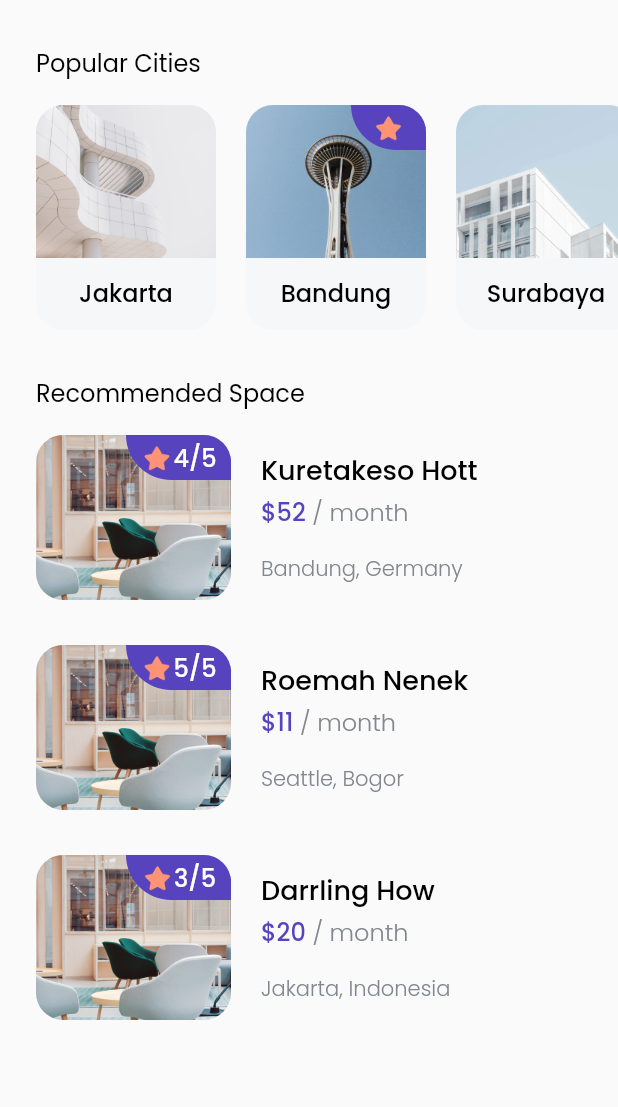
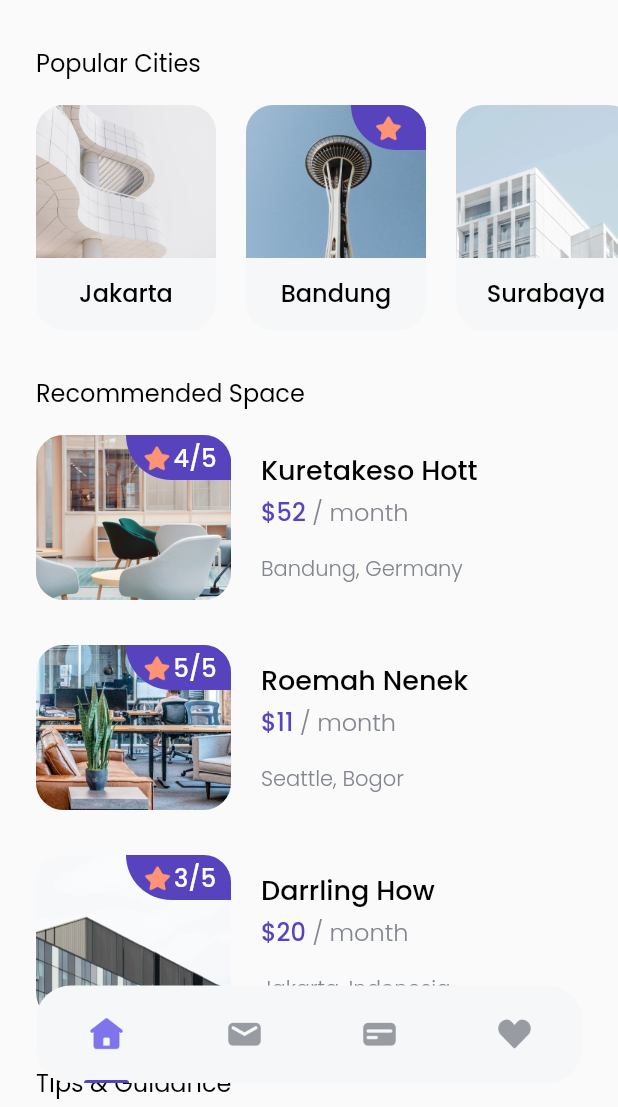
Before and after one commit to amrizal94/kelas_bwa, a Flutter app: the screen it shows after launch, after a tap on "Explore Now", on a phone screen of 412 x 824 dp, the part 129-1236 px from its top. Run offline on Flutter 3.47's test engine with Material 2 defaults, Android fonts, the phone set to English and light mode, and no system bars; our stand-ins replace google_fonts.

Commit message:
done home page

```diff
--- a/cozy/lib/models/space.dart
+++ b/cozy/lib/models/space.dart
@@ -4,6 +4,14 @@ class Space {
   int? price;
   String? location;
   String? rating;
+  String? imageUrl;
 
-  Space({this.id, this.name, this.price, this.location, this.rating});
+  Space({
+    this.id,
+    this.name,
+    this.price,
+    this.location,
+    this.rating,
+    this.imageUrl,
+  });
 }
--- /dev/null
+++ b/cozy/lib/models/tips.dart
@@ -0,0 +1,8 @@
+class Tips {
+  int? id;
+  String? imageUrl;
+  String? name;
+  String? timestamp;
+
+  Tips({this.id, this.name, this.imageUrl, this.timestamp});
+}
--- a/cozy/lib/pages/home_page.dart
+++ b/cozy/lib/pages/home_page.dart
@@ -1,8 +1,11 @@
 import 'package:cozy/models/city.dart';
 import 'package:cozy/models/space.dart';
+import 'package:cozy/models/tips.dart';
 import 'package:cozy/theme.dart';
+import 'package:cozy/widgets/bottom_navbar_item.dart';
 import 'package:cozy/widgets/city_card.dart';
 import 'package:cozy/widgets/space_card.dart';
+import 'package:cozy/widgets/tips_card.dart';
 import 'package:flutter/material.dart';
 
 class HomaPage extends StatelessWidget {
@@ -13,12 +16,11 @@ class HomaPage extends StatelessWidget {
     return Scaffold(
       body: SafeArea(
         bottom: false,
-        child: Padding(
-          padding: EdgeInsets.symmetric(
-            vertical: edge,
-          ),
         child: ListView(
           children: [
+            SizedBox(
+              height: edge,
+            ),
             // NOTE : TITLE
             Padding(
               padding: EdgeInsets.only(
@@ -101,8 +103,8 @@ class HomaPage extends StatelessWidget {
             ),
             // NOTE : RECOMMENDED SPACE
             Padding(
-                padding: EdgeInsets.only(
-                  left: edge,
+              padding: EdgeInsets.symmetric(
+                horizontal: edge,
               ),
               child: Text(
                 'Recommended Space',
@@ -118,6 +120,7 @@ class HomaPage extends StatelessWidget {
                   space: Space(
                       id: 1,
                       name: 'Kuretakeso Hott',
+                      imageUrl: 'assets/images/space1.png',
                       price: 52,
                       location: 'Bandung, Germany',
                       rating: '4/5'),
@@ -130,6 +133,7 @@ class HomaPage extends StatelessWidget {
                     id: 2,
                     name: 'Roemah Nenek',
                     price: 11,
+                    imageUrl: 'assets/images/space2.png',
                     location: 'Seattle, Bogor',
                     rating: '5/5',
                   ),
@@ -142,16 +146,93 @@ class HomaPage extends StatelessWidget {
                     id: 3,
                     name: 'Darrling How',
                     price: 20,
+                    imageUrl: 'assets/images/space3.png',
                     location: 'Jakarta, Indonesia',
                     rating: '3/5',
                   ),
                 ),
               ],
             ),
+            const SizedBox(
+              height: 30,
+            ),
+            // NOTE : TIPS & GUIDANCE
+            Padding(
+              padding: EdgeInsets.only(
+                left: edge,
+              ),
+              child: Text(
+                'Tips & Guidance',
+                style: regularTextStyle.copyWith(fontSize: 16),
+              ),
+            ),
+            const SizedBox(
+              height: 16,
+            ),
+            Padding(
+              padding: EdgeInsets.symmetric(
+                horizontal: edge,
+              ),
+              child: Column(
+                children: [
+                  TipsCard(
+                    tips: Tips(
+                      id: 1,
+                      name: 'City Guidelines',
+                      timestamp: 'Updated 20 Apr',
+                    ),
+                  ),
+                  const SizedBox(
+                    height: 20,
+                  ),
+                  TipsCard(
+                    tips: Tips(
+                      id: 2,
+                      name: 'Jakarta Fairship',
+                      timestamp: 'Updated 11 Dec',
+                    ),
+                  ),
                 ],
               ),
             ),
+            SizedBox(
+              height: 50 + edge,
             ),
+          ],
+        ),
+      ),
+      floatingActionButton: Container(
+        height: 65,
+        width: MediaQuery.of(context).size.width - (2 * edge),
+        margin: EdgeInsets.symmetric(
+          horizontal: edge,
+        ),
+        decoration: BoxDecoration(
+            color: const Color(0xffF6F7F8),
+            borderRadius: BorderRadius.circular(23)),
+        child: Row(
+          mainAxisAlignment: MainAxisAlignment.spaceAround,
+          children: const [
+            BottomNavbarItem(
+              imageUrl: 'assets/images/Icon_home_solid.png',
+              isActive: true,
+            ),
+            BottomNavbarItem(
+              imageUrl: 'assets/images/Icon_mail_solid.png',
+              isActive: false,
+            ),
+            BottomNavbarItem(
+              imageUrl: 'assets/images/Icon_card_solid.png',
+              isActive: false,
+            ),
+            BottomNavbarItem(
+              imageUrl: 'assets/images/Icon_love_solid.png',
+              isActive: false,
+            ),
+          ],
+        ),
+      ),
+      floatingActionButtonLocation: FloatingActionButtonLocation.centerFloat,
     );
   }
 }
--- /dev/null
+++ b/cozy/lib/widgets/bottom_navbar_item.dart
@@ -0,0 +1,36 @@
+import 'package:cozy/theme.dart';
+import 'package:flutter/material.dart';
+
+class BottomNavbarItem extends StatelessWidget {
+  const BottomNavbarItem({Key? key, this.imageUrl, this.isActive = false})
+      : super(key: key);
+
+  final String? imageUrl;
+  final bool isActive;
+
+  @override
+  Widget build(BuildContext context) {
+    return Column(
+      children: [
+        const Spacer(),
+        Image.asset(
+          imageUrl ?? 'assets/images/Icon_home_solid.png',
+          width: 26,
+        ),
+        const Spacer(),
+        isActive
+            ? Container(
+                width: 30,
+                height: 2,
+                decoration: BoxDecoration(
+                  color: purpleColor,
+                  borderRadius: const BorderRadius.vertical(
+                    top: Radius.circular(1000),
+                  ),
+                ),
+              )
+            : Container(),
+      ],
+    );
+  }
+}
--- a/cozy/lib/widgets/space_card.dart
+++ b/cozy/lib/widgets/space_card.dart
@@ -21,7 +21,7 @@ class SpaceCard extends StatelessWidget {
             height: 110,
             child: Stack(
               children: [
-                Image.asset('assets/images/space1.png'),
+                Image.asset(space.imageUrl ?? 'assets/images/space1.png'),
                 Align(
                   alignment: Alignment.topRight,
                   child: Container(
@@ -69,7 +69,7 @@ class SpaceCard extends StatelessWidget {
             ),
             Text.rich(
               TextSpan(
-                  text: '\$' + space.price.toString(),
+                  text: '\$${space.price}',
                   style: purpleTextStyle.copyWith(fontSize: 16),
                   children: [
                     TextSpan(
--- /dev/null
+++ b/cozy/lib/widgets/tips_card.dart
@@ -0,0 +1,50 @@
+import 'package:cozy/models/tips.dart';
+import 'package:cozy/theme.dart';
+import 'package:flutter/material.dart';
+
+class TipsCard extends StatelessWidget {
+  const TipsCard({Key? key, required this.tips}) : super(key: key);
+
+  final Tips tips;
+
+  @override
+  Widget build(BuildContext context) {
+    return Row(
+      children: [
+        Image.asset(
+          tips.imageUrl ?? 'assets/images/tips1.png',
+          width: 80,
+        ),
+        const SizedBox(
+          width: 16,
+        ),
+        Column(
+          crossAxisAlignment: CrossAxisAlignment.start,
+          children: [
+            Text(
+              tips.name ?? 'City Guidelines',
+              style: blackTextStyle.copyWith(
+                fontSize: 18,
+              ),
+            ),
+            const SizedBox(
+              height: 4,
+            ),
+            Text(
+              tips.timestamp ?? 'Updated 20 Apr',
+              style: greyTextStyle,
+            ),
+          ],
+        ),
+        const Spacer(),
+        IconButton(
+          onPressed: () {},
+          icon: Icon(
+            Icons.chevron_right,
+            color: greyColor,
+          ),
+        )
+      ],
+    );
+  }
+}
```
Also changed, not shown: cozy/assets/images/Icon_card_solid.png (added), cozy/assets/images/Icon_home_solid.png (added), cozy/assets/images/Icon_love_solid.png (added), cozy/assets/images/Icon_mail_solid.png (added), cozy/assets/images/Icon_right_tips.png (added). Lines whose indentation alone changed are shown as unchanged.
